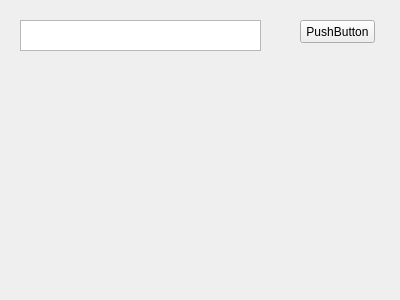
The window that pyqt_test/untitled.ui (WolfMoss/py_crawler_reverse) describes before a commit, drawn with Qt 5.
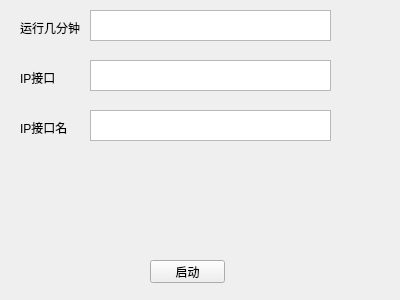
The same window after the commit.

```diff
--- a/pyqt_test/untitled.ui
+++ b/pyqt_test/untitled.ui
@@ -16,8 +16,8 @@
   <widget class="QPushButton" name="pushButton">
    <property name="geometry">
     <rect>
-     <x>300</x>
-     <y>20</y>
+     <x>150</x>
+     <y>260</y>
      <width>75</width>
      <height>23</height>
     </rect>
@@ -26,19 +26,78 @@
     <enum>Qt::FocusPolicy::ClickFocus</enum>
    </property>
    <property name="text">
-    <string>PushButton</string>
+    <string>启动</string>
    </property>
   </widget>
-  <widget class="QTextEdit" name="textEdit">
+  <widget class="QTextEdit" name="Minutes_text">
+   <property name="geometry">
+    <rect>
+     <x>90</x>
+     <y>10</y>
+     <width>241</width>
+     <height>31</height>
+    </rect>
+   </property>
+  </widget>
+  <widget class="QLabel" name="label">
    <property name="geometry">
     <rect>
      <x>20</x>
      <y>20</y>
+     <width>71</width>
+     <height>16</height>
+    </rect>
+   </property>
+   <property name="text">
+    <string>运行几分钟</string>
+   </property>
+  </widget>
+  <widget class="QTextEdit" name="dailiurl_text">
+   <property name="geometry">
+    <rect>
+     <x>90</x>
+     <y>60</y>
      <width>241</width>
      <height>31</height>
     </rect>
    </property>
   </widget>
+  <widget class="QLabel" name="label_2">
+   <property name="geometry">
+    <rect>
+     <x>20</x>
+     <y>70</y>
+     <width>71</width>
+     <height>16</height>
+    </rect>
+   </property>
+   <property name="text">
+    <string>IP接口</string>
+   </property>
+  </widget>
+  <widget class="QTextEdit" name="km_text">
+   <property name="geometry">
+    <rect>
+     <x>90</x>
+     <y>110</y>
+     <width>241</width>
+     <height>31</height>
+    </rect>
+   </property>
+  </widget>
+  <widget class="QLabel" name="label_3">
+   <property name="geometry">
+    <rect>
+     <x>20</x>
+     <y>120</y>
+     <width>71</width>
+     <height>16</height>
+    </rect>
+   </property>
+   <property name="text">
+    <string>IP接口名</string>
+   </property>
+  </widget>
  </widget>
  <resources/>
  <connections/>
```
